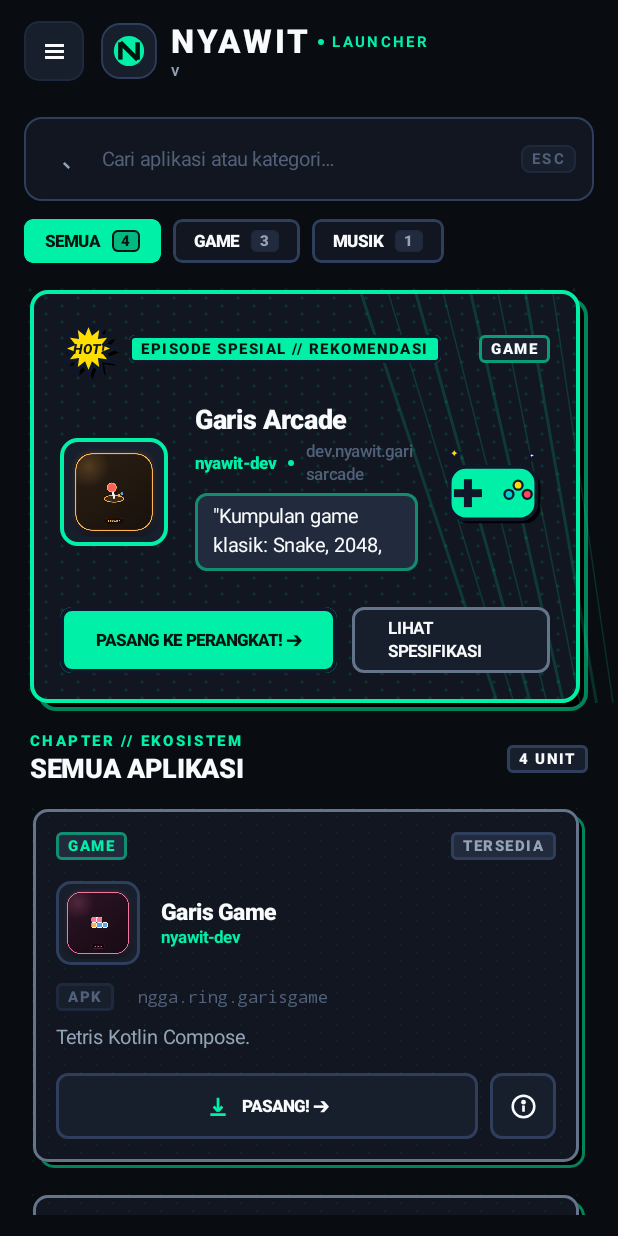
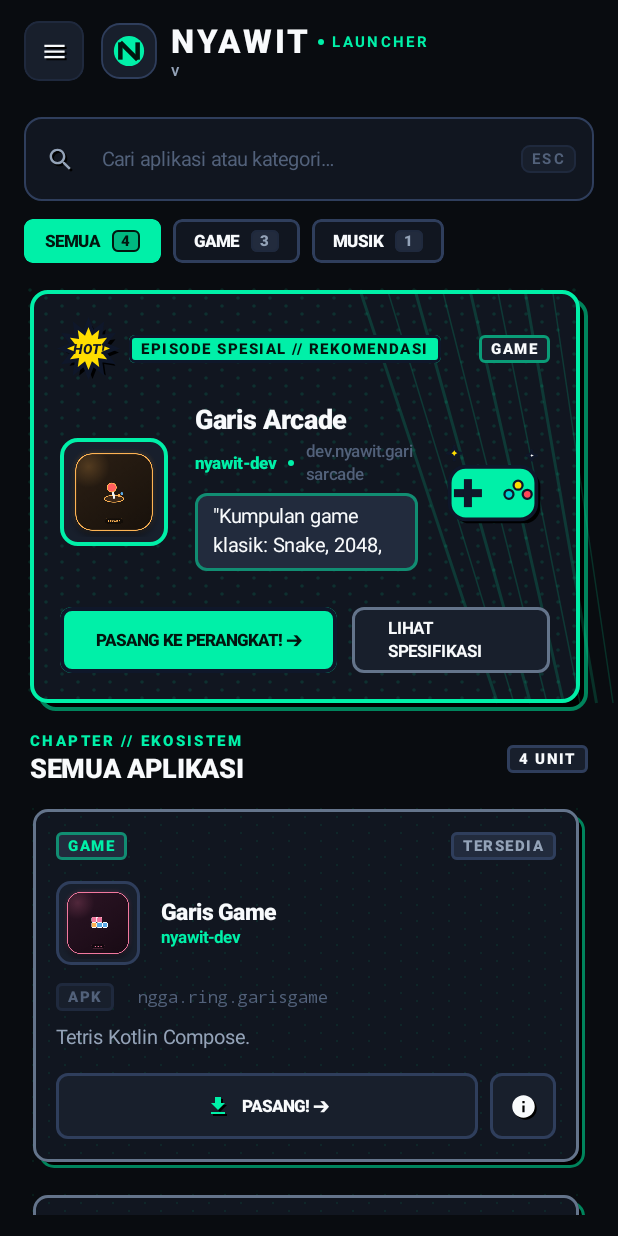
Before and after one commit to nyawit-dev/nyawit-launcher, an Android app built with Jetpack Compose: the screen it shows after launch (MainActivity), on a phone screen of 412 x 824 dp. Run offline under Robolectric (Android 15) with nearby library versions, the phone set to English and light mode, and no system bars; our stand-ins replace Compose Multiplatform resources.

Commit message:
feat(ui): migrate core icons to official Material 3 Icons with comic drop shadow theme

```diff
--- a/shared/build.gradle.kts
+++ b/shared/build.gradle.kts
@@ -34,6 +34,7 @@ kotlin {
                 implementation(libs.runtime)
                 implementation(libs.foundation)
                 implementation(libs.material3)
+                implementation(compose.materialIconsExtended)
                 implementation(libs.ui)
                 implementation(libs.ktor.client.core)
                 implementation(libs.ktor.client.content.negotiation)
--- a/shared/src/commonMain/kotlin/dev/nyawit/launcher/core/ui/Icons.kt
+++ b/shared/src/commonMain/kotlin/dev/nyawit/launcher/core/ui/Icons.kt
@@ -1,273 +1,218 @@
 package dev.nyawit.launcher.core.ui
 
-import androidx.compose.foundation.Canvas
+import androidx.compose.foundation.layout.Box
+import androidx.compose.foundation.layout.fillMaxSize
+import androidx.compose.foundation.layout.offset
+import androidx.compose.material.icons.Icons
+import androidx.compose.material.icons.automirrored.filled.ArrowForward
+import androidx.compose.material.icons.filled.Check
+import androidx.compose.material.icons.filled.Close
+import androidx.compose.material.icons.filled.Download
+import androidx.compose.material.icons.filled.GridView
+import androidx.compose.material.icons.filled.Info
+import androidx.compose.material.icons.filled.Menu
+import androidx.compose.material.icons.filled.MusicNote
+import androidx.compose.material.icons.filled.Palette
+import androidx.compose.material.icons.filled.Public
+import androidx.compose.material.icons.filled.Refresh
+import androidx.compose.material.icons.filled.RocketLaunch
+import androidx.compose.material.icons.filled.Search
+import androidx.compose.material.icons.filled.Settings
+import androidx.compose.material.icons.filled.SportsEsports
+import androidx.compose.material3.Icon
 import androidx.compose.runtime.Composable
+import androidx.compose.ui.Alignment
 import androidx.compose.ui.Modifier
-import androidx.compose.ui.geometry.CornerRadius
-import androidx.compose.ui.geometry.Offset
-import androidx.compose.ui.geometry.Size
 import androidx.compose.ui.graphics.Color
-import androidx.compose.ui.graphics.Path
-import androidx.compose.ui.graphics.drawscope.Stroke
+import androidx.compose.ui.graphics.vector.ImageVector
+import androidx.compose.ui.unit.Dp
 import androidx.compose.ui.unit.dp
+import dev.nyawit.launcher.theme.LocalNyawitColors
 
+/**
+ * ComicIcon: Wrapper ikon Material 3 bertema komik pop-art.
+ * Menggabungkan siluet resmi Material 3 dengan efek bayangan jatuh tinta keras
+ * (hard comic drop shadow offset) khas cetakan komik retro/manga.
+ */
 @Composable
-fun SearchIcon(modifier: Modifier = Modifier, color: Color) {
-    Canvas(modifier) {
-        val center = Offset(size.width * 0.42f, size.height * 0.42f)
-        val radius = size.minDimension * 0.27f
-        drawCircle(Color.Transparent, radius = radius, center = center, style = Stroke(1.7.dp.toPx()))
-        drawLine(
-            color = color,
-            start = Offset(center.x + radius * 0.72f, center.y + radius * 0.72f),
-            end = Offset(size.width * 0.80f, size.height * 0.80f),
-            strokeWidth = 1.7.dp.toPx(),
+fun ComicIcon(
+    imageVector: ImageVector,
+    contentDescription: String? = null,
+    modifier: Modifier = Modifier,
+    tint: Color,
+    shadowColor: Color? = null,
+    shadowOffset: Dp = 1.5.dp,
+) {
+    val c = LocalNyawitColors.current
+    val shadow = shadowColor ?: if (c.isDark) Color(0xFF000000) else Color(0xFF0F172A)
+
+    Box(modifier = modifier, contentAlignment = Alignment.Center) {
+        // Comic hard offset shadow layer
+        Icon(
+            imageVector = imageVector,
+            contentDescription = null,
+            tint = shadow,
+            modifier = Modifier
+                .fillMaxSize()
+                .offset(x = shadowOffset, y = shadowOffset),
+        )
+        // Foreground pop color icon
+        Icon(
+            imageVector = imageVector,
+            contentDescription = contentDescription,
+            tint = tint,
+            modifier = Modifier.fillMaxSize(),
         )
     }
 }
 
 @Composable
+fun SearchIcon(modifier: Modifier = Modifier, color: Color) {
+    ComicIcon(
+        imageVector = Icons.Filled.Search,
+        contentDescription = "Search",
+        modifier = modifier,
+        tint = color,
+    )
+}
+
+@Composable
 fun DownloadIcon(modifier: Modifier = Modifier, color: Color) {
-    Canvas(modifier) {
-        val x = size.width / 2f
-        drawLine(color, Offset(x, size.height * 0.16f), Offset(x, size.height * 0.70f), 1.8.dp.toPx())
-        drawLine(color, Offset(x - size.width * 0.18f, size.height * 0.52f), Offset(x, size.height * 0.72f), 1.8.dp.toPx())
-        drawLine(color, Offset(x + size.width * 0.18f, size.height * 0.52f), Offset(x, size.height * 0.72f), 1.8.dp.toPx())
-        drawLine(color, Offset(size.width * 0.18f, size.height * 0.86f), Offset(size.width * 0.82f, size.height * 0.86f), 1.8.dp.toPx())
-    }
+    ComicIcon(
+        imageVector = Icons.Filled.Download,
+        contentDescription = "Download",
+        modifier = modifier,
+        tint = color,
+    )
 }
 
 @Composable
 fun ArrowIcon(modifier: Modifier = Modifier, color: Color) {
-    Canvas(modifier) {
-        val y = size.height / 2f
-        drawLine(color, Offset(size.width * 0.18f, y), Offset(size.width * 0.82f, y), 1.8.dp.toPx())
-        drawLine(color, Offset(size.width * 0.62f, y - size.height * 0.20f), Offset(size.width * 0.82f, y), 1.8.dp.toPx())
-        drawLine(color, Offset(size.width * 0.62f, y + size.height * 0.20f), Offset(size.width * 0.82f, y), 1.8.dp.toPx())
-    }
+    ComicIcon(
+        imageVector = Icons.AutoMirrored.Filled.ArrowForward,
+        contentDescription = "Arrow",
+        modifier = modifier,
+        tint = color,
+    )
 }
 
 @Composable
 fun GridIcon(modifier: Modifier = Modifier, color: Color) {
-    Canvas(modifier) {
-        val pad = size.width * 0.14f
-        val gap = size.width * 0.12f
-        val cellW = (size.width - 2 * pad - gap) / 2f
-        val cellH = (size.height - 2 * pad - gap) / 2f
-        val r = CornerRadius(2.5.dp.toPx(), 2.5.dp.toPx())
-        // 4 grid boxes
-        drawRoundRect(color, Offset(pad, pad), Size(cellW, cellH), r)
-        drawRoundRect(color, Offset(pad + cellW + gap, pad), Size(cellW, cellH), r)
-        drawRoundRect(color, Offset(pad, pad + cellH + gap), Size(cellW, cellH), r)
-        drawRoundRect(color, Offset(pad + cellW + gap, pad + cellH + gap), Size(cellW, cellH), r)
-    }
+    ComicIcon(
+        imageVector = Icons.Filled.GridView,
+        contentDescription = "Grid",
+        modifier = modifier,
+        tint = color,
+    )
 }
 
 @Composable
 fun GamepadIcon(modifier: Modifier = Modifier, color: Color) {
-    Canvas(modifier) {
-        val w = size.width
-        val h = size.height
-        val path = Path().apply {
-            moveTo(w * 0.22f, h * 0.35f)
-            cubicTo(w * 0.28f, h * 0.30f, w * 0.72f, h * 0.30f, w * 0.78f, h * 0.35f)
-            cubicTo(w * 0.90f, h * 0.45f, w * 0.92f, h * 0.75f, w * 0.82f, h * 0.80f)
-            cubicTo(w * 0.74f, h * 0.82f, w * 0.68f, h * 0.68f, w * 0.60f, h * 0.68f)
-            cubicTo(w * 0.52f, h * 0.68f, w * 0.48f, h * 0.68f, w * 0.40f, h * 0.68f)
-            cubicTo(w * 0.32f, h * 0.68f, w * 0.26f, h * 0.82f, w * 0.18f, h * 0.80f)
-            cubicTo(w * 0.08f, h * 0.75f, w * 0.10f, h * 0.45f, w * 0.22f, h * 0.35f)
-            close()
-        }
-        drawPath(path, color, style = Stroke(1.7.dp.toPx()))
-        // Dpad cross
-        drawLine(color, Offset(w * 0.30f, h * 0.48f), Offset(w * 0.38f, h * 0.48f), 1.6.dp.toPx())
-        drawLine(color, Offset(w * 0.34f, h * 0.44f), Offset(w * 0.34f, h * 0.52f), 1.6.dp.toPx())
-        // Action buttons
-        drawCircle(color, 1.6.dp.toPx(), Offset(w * 0.64f, h * 0.45f))
-        drawCircle(color, 1.6.dp.toPx(), Offset(w * 0.70f, h * 0.51f))
-    }
+    ComicIcon(
+        imageVector = Icons.Filled.SportsEsports,
+        contentDescription = "Games",
+        modifier = modifier,
+        tint = color,
+    )
 }
 
 @Composable
 fun MusicIcon(modifier: Modifier = Modifier, color: Color) {
-    Canvas(modifier) {
-        val w = size.width
-        val h = size.height
-        // Note head
-        drawCircle(color, w * 0.16f, Offset(w * 0.34f, h * 0.72f))
-        drawCircle(color, w * 0.16f, Offset(w * 0.72f, h * 0.62f))
-        // Stems
-        drawLine(color, Offset(w * 0.46f, h * 0.72f), Offset(w * 0.46f, h * 0.28f), 1.8.dp.toPx())
-        drawLine(color, Offset(w * 0.84f, h * 0.62f), Offset(w * 0.84f, h * 0.18f), 1.8.dp.toPx())
-        // Beam
-        val beam = Path().apply {
-            moveTo(w * 0.46f, h * 0.28f)
-            lineTo(w * 0.84f, h * 0.18f)
-            lineTo(w * 0.84f, h * 0.26f)
-            lineTo(w * 0.46f, h * 0.36f)
-            close()
-        }
-        drawPath(beam, color)
-    }
+    ComicIcon(
+        imageVector = Icons.Filled.MusicNote,
+        contentDescription = "Music",
+        modifier = modifier,
+        tint = color,
+    )
 }
 
 @Composable
 fun RocketIcon(modifier: Modifier = Modifier, color: Color) {
-    Canvas(modifier) {
-        val w = size.width
-        val h = size.height
-        val path = Path().apply {
-            moveTo(w * 0.50f, h * 0.14f)
-            cubicTo(w * 0.66f, h * 0.30f, w * 0.70f, h * 0.55f, w * 0.66f, h * 0.70f)
-            lineTo(w * 0.34f, h * 0.70f)
-            cubicTo(w * 0.30f, h * 0.55f, w * 0.34f, h * 0.30f, w * 0.50f, h * 0.14f)
-            close()
-        }
-        drawPath(path, color, style = Stroke(1.7.dp.toPx()))
-        // Fins
-        val leftFin = Path().apply {
-            moveTo(w * 0.34f, h * 0.60f)
-            lineTo(w * 0.20f, h * 0.74f)
-            lineTo(w * 0.34f, h * 0.72f)
-            close()
-        }
-        drawPath(leftFin, color)
-        val rightFin = Path().apply {
-            moveTo(w * 0.66f, h * 0.60f)
-            lineTo(w * 0.80f, h * 0.74f)
-            lineTo(w * 0.66f, h * 0.72f)
-            close()
-        }
-        drawPath(rightFin, color)
-        // Window
-        drawCircle(color, w * 0.08f, Offset(w * 0.50f, h * 0.42f))
-    }
+    ComicIcon(
+        imageVector = Icons.Filled.RocketLaunch,
+        contentDescription = "Rocket",
+        modifier = modifier,
+        tint = color,
+    )
 }
 
 @Composable
 fun SyncIcon(modifier: Modifier = Modifier, color: Color) {
-    Canvas(modifier) {
-        val cx = size.width / 2f
-        val cy = size.height / 2f
-        val r = size.minDimension * 0.30f
-        // Circular arc
-        drawArc(
-            color = color,
-            startAngle = 40f,
-            sweepAngle = 260f,
-            useCenter = false,
-            topLeft = Offset(cx - r, cy - r),
-            size = Size(r * 2, r * 2),
-            style = Stroke(1.8.dp.toPx()),
-        )
-        // Arrow head on arc end
-        val ax = cx + r * kotlin.math.cos(40.0 * kotlin.math.PI / 180.0).toFloat()
-        val ay = cy + r * kotlin.math.sin(40.0 * kotlin.math.PI / 180.0).toFloat()
-        val arrow = Path().apply {
-            moveTo(ax, ay - 3.dp.toPx())
-            lineTo(ax + 5.dp.toPx(), ay + 3.dp.toPx())
-            lineTo(ax - 2.dp.toPx(), ay + 4.dp.toPx())
-            close()
-        }
-        drawPath(arrow, color)
-    }
+    ComicIcon(
+        imageVector = Icons.Filled.Refresh,
+        contentDescription = "Sync",
+        modifier = modifier,
+        tint = color,
+    )
 }
 
 @Composable
 fun MenuIcon(modifier: Modifier = Modifier, color: Color) {
-    Canvas(modifier) {
-        val stroke = 2.dp.toPx()
-        val w = size.width
-        val h = size.height
-        val startX = w * 0.15f
-        val endX = w * 0.85f
-        drawLine(color, Offset(startX, h * 0.28f), Offset(endX, h * 0.28f), stroke)
-        drawLine(color, Offset(startX, h * 0.50f), Offset(endX, h * 0.50f), stroke)
-        drawLine(color, Offset(startX, h * 0.72f), Offset(endX, h * 0.72f), stroke)
-    }
+    ComicIcon(
+        imageVector = Icons.Filled.Menu,
+        contentDescription = "Menu",
+        modifier = modifier,
+        tint = color,
+    )
 }
 
 @Composable
 fun InfoIcon(modifier: Modifier = Modifier, color: Color) {
-    Canvas(modifier) {
-        val cx = size.width / 2f
-        val cy = size.height / 2f
-        val r = size.minDimension * 0.40f
-        drawCircle(color, radius = r, center = Offset(cx, cy), style = Stroke(1.7.dp.toPx()))
-        // Dot
-        drawCircle(color, radius = 1.6.dp.toPx(), center = Offset(cx, cy - r * 0.40f))
-        // Stem
-        drawLine(color, Offset(cx, cy - r * 0.10f), Offset(cx, cy + r * 0.48f), 1.8.dp.toPx())
-    }
+    ComicIcon(
+        imageVector = Icons.Filled.Info,
+        contentDescription = "Info",
+        modifier = modifier,
+        tint = color,
+    )
 }
 
 @Composable
 fun PaletteIcon(modifier: Modifier = Modifier, color: Color) {
-    Canvas(modifier) {
-        val cx = size.width / 2f
-        val cy = size.height / 2f
-        val r = size.minDimension * 0.40f
-        drawCircle(color, radius = r, center = Offset(cx, cy), style = Stroke(1.6.dp.toPx()))
-        // Color wells
-        drawCircle(color, 1.8.dp.toPx(), Offset(cx - r * 0.40f, cy - r * 0.25f))
-        drawCircle(color, 1.8.dp.toPx(), Offset(cx, cy - r * 0.50f))
-        drawCircle(color, 1.8.dp.toPx(), Offset(cx + r * 0.40f, cy - r * 0.25f))
-        drawCircle(color, 1.8.dp.toPx(), Offset(cx - r * 0.25f, cy + r * 0.25f))
-    }
+    ComicIcon(
+        imageVector = Icons.Filled.Palette,
+        contentDescription = "Theme",
+        modifier = modifier,
+        tint = color,
+    )
 }
 
 @Composable
 fun CheckIcon(modifier: Modifier = Modifier, color: Color) {
-    Canvas(modifier) {
-        val w = size.width
-        val h = size.height
-        drawLine(color, Offset(w * 0.20f, h * 0.52f), Offset(w * 0.42f, h * 0.76f), 2.dp.toPx())
-        drawLine(color, Offset(w * 0.42f, h * 0.76f), Offset(w * 0.82f, h * 0.28f), 2.dp.toPx())
-    }
+    ComicIcon(
+        imageVector = Icons.Filled.Check,
+        contentDescription = "Check",
+        modifier = modifier,
+        tint = color,
+        shadowOffset = 1.dp,
+    )
 }
 
 @Composable
 fun GlobeIcon(modifier: Modifier = Modifier, color: Color) {
-    Canvas(modifier) {
-        val cx = size.width / 2f
-        val cy = size.height / 2f
-        val r = size.minDimension * 0.40f
-        drawCircle(color, radius = r, center = Offset(cx, cy), style = Stroke(1.6.dp.toPx()))
-        // Equator
-        drawLine(color, Offset(cx - r, cy), Offset(cx + r, cy), 1.5.dp.toPx())
-        // Meridian lines
-        val ovalPath = Path().apply {
-            moveTo(cx, cy - r)
-            cubicTo(cx + r * 0.55f, cy - r * 0.5f, cx + r * 0.55f, cy + r * 0.5f, cx, cy + r)
-            cubicTo(cx - r * 0.55f, cy + r * 0.5f, cx - r * 0.55f, cy - r * 0.5f, cx, cy - r)
-            close()
-        }
-        drawPath(ovalPath, color, style = Stroke(1.4.dp.toPx()))
-    }
+    ComicIcon(
+        imageVector = Icons.Filled.Public,
+        contentDescription = "Language",
+        modifier = modifier,
+        tint = color,
+    )
 }
 
 @Composable
 fun SettingsIcon(modifier: Modifier = Modifier, color: Color) {
-    Canvas(modifier) {
-        val cx = size.width / 2f
-        val cy = size.height / 2f
-        val innerR = size.minDimension * 0.16f
-        val rimR = size.minDimension * 0.32f
-        val outerR = size.minDimension * 0.42f
-        drawCircle(color, radius = innerR, center = Offset(cx, cy), style = Stroke(1.7.dp.toPx()))
-        drawCircle(color, radius = rimR, center = Offset(cx, cy), style = Stroke(1.5.dp.toPx()))
+    ComicIcon(
+        imageVector = Icons.Filled.Settings,
+        contentDescription = "Settings",
+        modifier = modifier,
+        tint = color,
+    )
+}
 
-        val teeth = 6
-        for (i in 0 until teeth) {
-            val angle = (i * (2.0 * kotlin.math.PI / teeth)).toFloat()
-            val cosA = kotlin.math.cos(angle)
-            val sinA = kotlin.math.sin(angle)
-            drawLine(
-                color = color,
-                start = Offset(cx + rimR * cosA, cy + rimR * sinA),
-                end = Offset(cx + outerR * cosA, cy + outerR * sinA),
-                strokeWidth = 2.4.dp.toPx(),
-            )
-        }
-    }
+@Composable
+fun CrossIcon(modifier: Modifier = Modifier, color: Color) {
+    ComicIcon(
+        imageVector = Icons.Filled.Close,
+        contentDescription = "Close",
+        modifier = modifier,
+        tint = color,
+    )
 }
```
